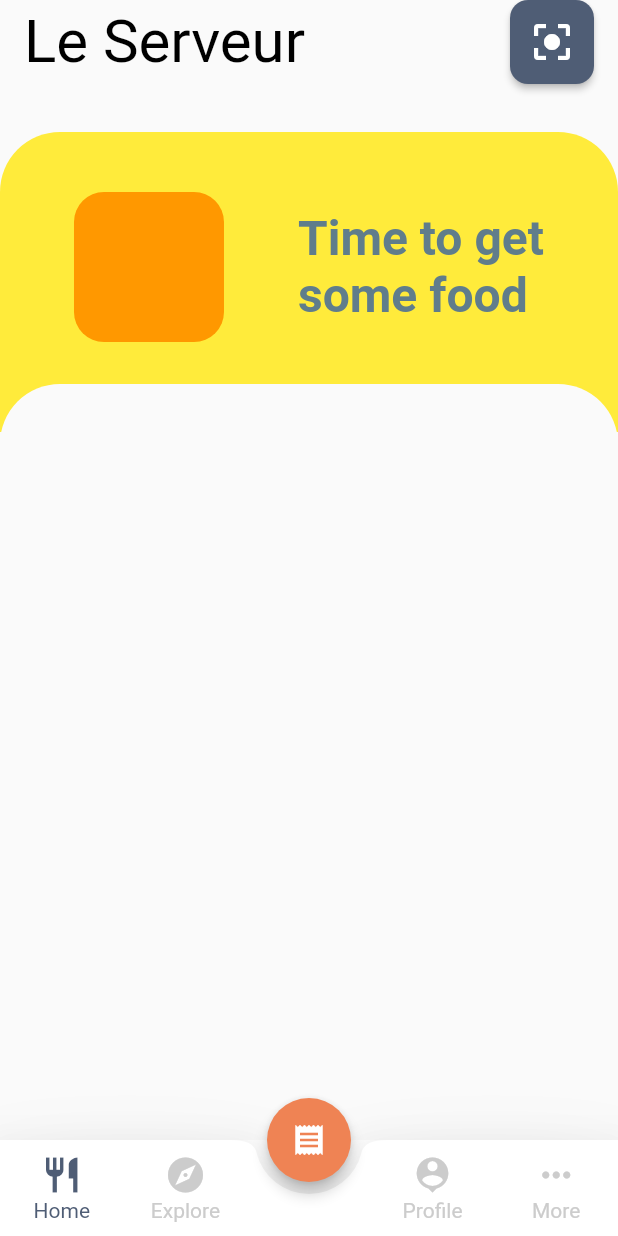
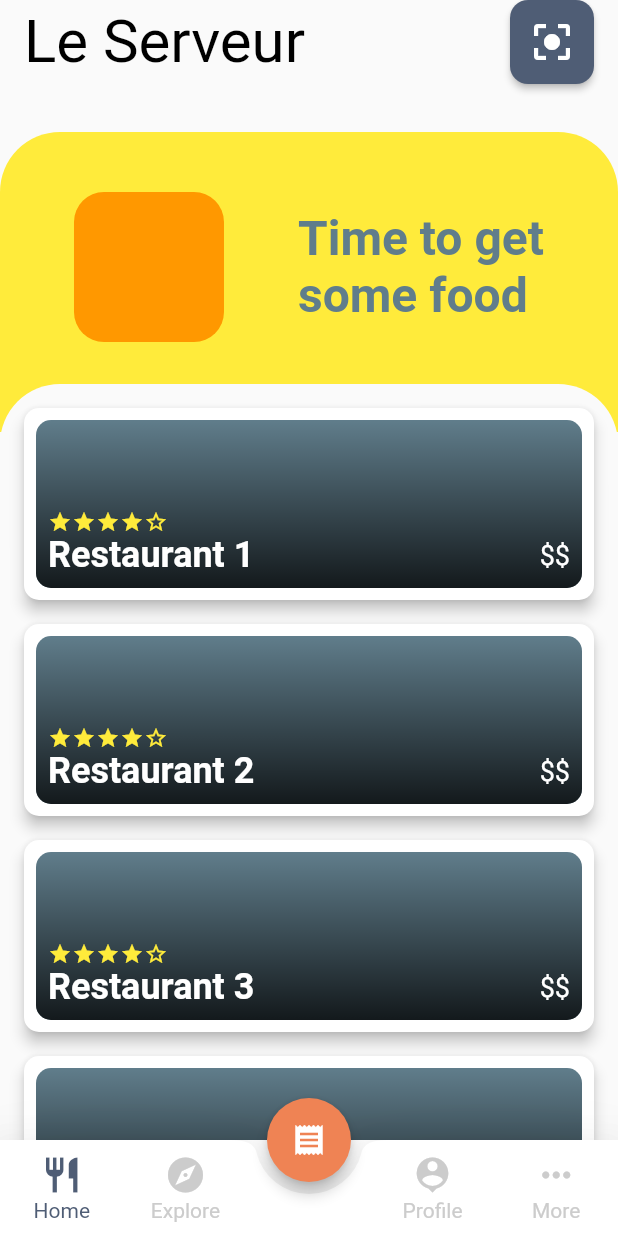
Before and after one commit to BelfDev/digital-restaurant-app, a Flutter app: the screen it shows after launch, on a phone screen of 412 x 824 dp. Run offline on Flutter 3.47's test engine with Material 2 defaults, Android fonts, the phone set to English and light mode, and no system bars; drawn by our look-alikes of smooth_star_rating; our stand-ins replace slider_button.

Commit message:
Add list content to HomeScreen

```diff
--- a/lib/components/cards/outlet_card.dart
+++ b/lib/components/cards/outlet_card.dart
@@ -28,7 +28,7 @@ class LUOutletCard extends StatelessWidget {
       this.rating,
       this.starColor = Colors.yellow,
       @required this.title,
-      this.priceRange})
+      @required this.priceRange})
       : super(key: key);
 
   @override
--- a/lib/screens/home_screen.dart
+++ b/lib/screens/home_screen.dart
@@ -1,4 +1,5 @@
 import 'package:dr_app/components/buttons/icon_button.dart';
+import 'package:dr_app/components/cards/outlet_card.dart';
 import 'package:flutter/material.dart';
 
 class HomeScreen extends StatefulWidget {
@@ -9,7 +10,18 @@ class HomeScreen extends StatefulWidget {
 }
 
 class _HomeScreenState extends State<HomeScreen> {
-  final dummyCards = [1, 2, 3, 4, 5];
+  final dummyCards = [
+    'Restaurant 1',
+    'Restaurant 2',
+    'Restaurant 3',
+    'Restaurant 4',
+    'Restaurant 5',
+    'Restaurant 6',
+    'Restaurant 7',
+    'Restaurant 8',
+    'Restaurant 9',
+    'Restaurant 10'
+  ];
 
   @override
   Widget build(BuildContext context) {
@@ -81,12 +93,22 @@ class _HomeScreenState extends State<HomeScreen> {
       );
 
   Widget _buildContent() => Container(
-        height: 1000,
         margin: EdgeInsets.only(top: 200),
         decoration: BoxDecoration(
           color: Color(0xFFFAFAFA),
           borderRadius: BorderRadius.only(
               topLeft: Radius.circular(40), topRight: Radius.circular(40)),
         ),
+        child: Column(
+            children: dummyCards
+                .map((title) => Padding(
+                      padding: const EdgeInsets.only(top: 16),
+                      child: LUOutletCard(
+                        rating: 4,
+                        title: title,
+                        priceRange: '\$\$',
+                      ),
+                    ))
+                .toList()),
       );
 }
```
